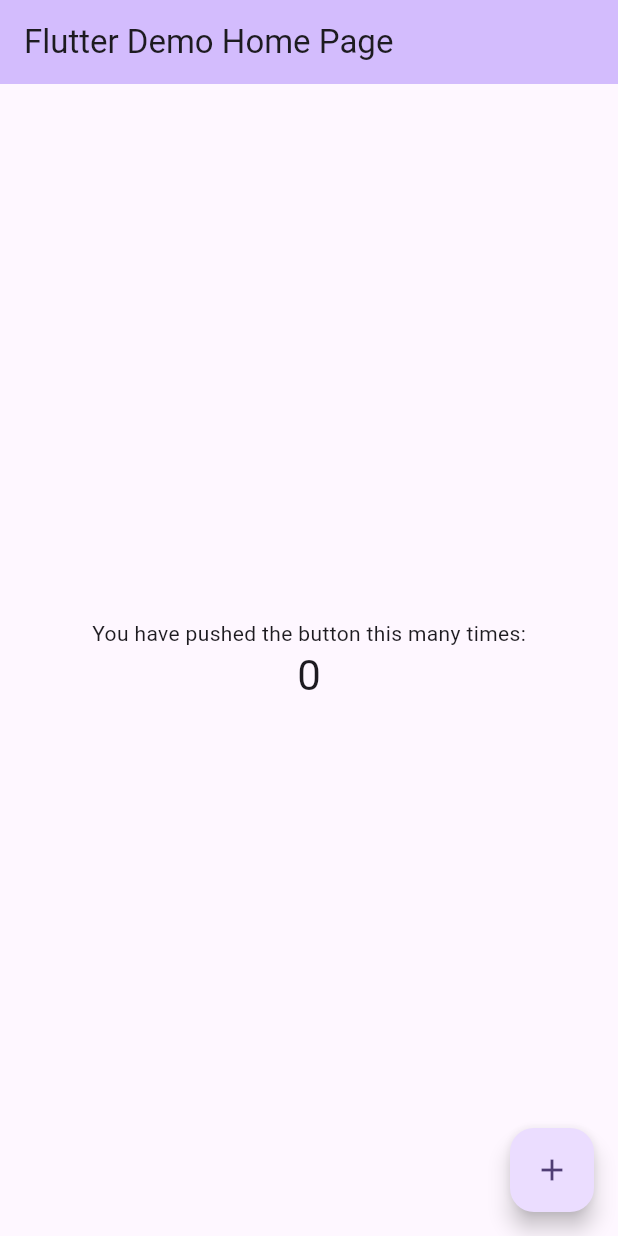
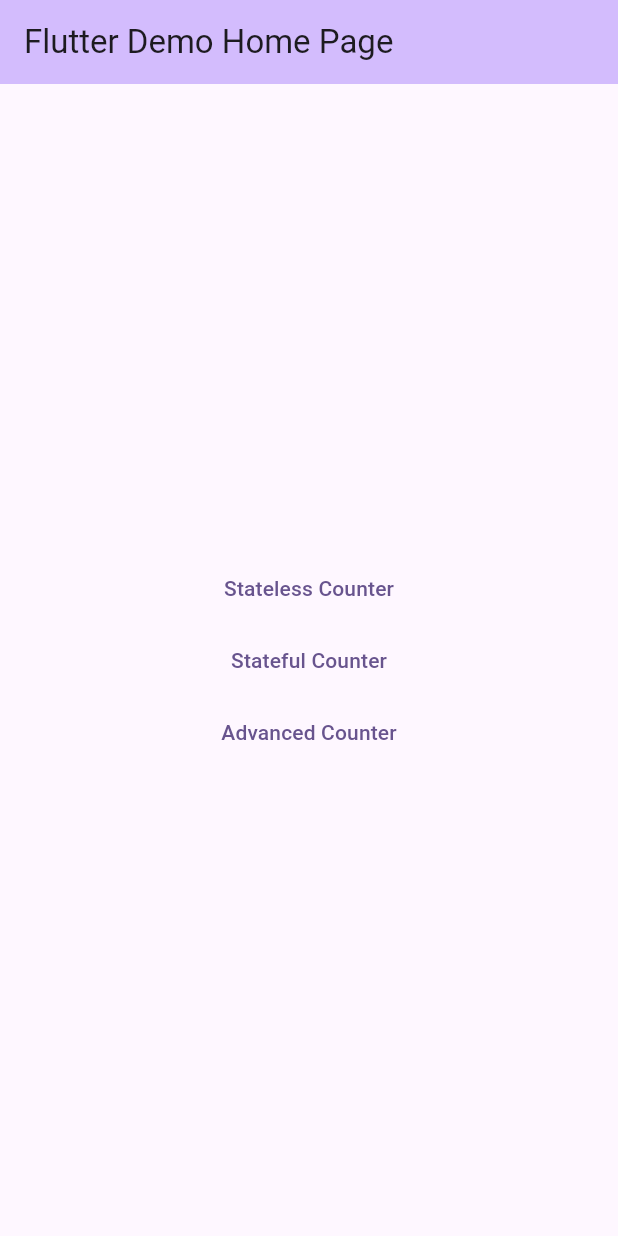
Before and after one commit to yjbanov/tasteful, a Flutter app: the screen it shows after launch, on a phone screen of 412 x 824 dp. Run offline on Flutter 3.47's test engine with Material 3 defaults, Android fonts, the phone set to English and light mode, and no system bars.

Commit message:
add support for State

```diff
--- a/example/lib/main.dart
+++ b/example/lib/main.dart
@@ -1,5 +1,9 @@
 import 'package:flutter/material.dart';
 import 'package:tasteful/tasteful.dart';
+
+import 'counter_advanced.dart';
+import 'counter_stateful.dart';
+import 'counter_stateless.dart';
 
 void main() {
   runApp(const MyApp());
@@ -17,21 +21,31 @@ class MyApp extends StatelessWidget {
         colorScheme: ColorScheme.fromSeed(seedColor: Colors.deepPurple),
         useMaterial3: true,
       ),
-      home: const Counter(title: 'Flutter Demo Home Page'),
+      home: const Demos(title: 'Flutter Demo Home Page'),
     );
   }
 }
 
-class Counter extends TastefulWidget<int> {
-  const Counter({required this.title});
+class Demos extends TastefulWidget<String> {
+  const Demos({required this.title});
 
   final String title;
 
   @override
-  int createInitialState() => 0;
+  String createData() => 'home';
 
   @override
-  Widget build(TastefulBuildContext context) {
+  Widget build(context) {
+    return switch (context.data) {
+      'home' => _buildHome(context),
+      'stateless' => CounterStateless(title: 'Stateless Counter'),
+      'stateful' => CounterStateful(title: 'Stateful Counter'),
+      'advanced' => CounterAdvanced(title: 'Advanced Counter'),
+      _ => throw StateError('This should never happen'),
+    };
+  }
+
+  Widget _buildHome(TastefulBuildContext<String> context) {
     return Scaffold(
       appBar: AppBar(
         backgroundColor: Theme.of(context).colorScheme.inversePrimary,
@@ -41,23 +55,27 @@ class Counter extends TastefulWidget<int> {
         child: Column(
           mainAxisAlignment: MainAxisAlignment.center,
           children: <Widget>[
-            const Text(
-              'You have pushed the button this many times:',
+            TextButton(
+              onPressed: () {
+                context.data = 'stateless';
+              },
+              child: Text('Stateless Counter'),
             ),
-            Text(
-              '${context.state}',
-              style: Theme.of(context).textTheme.headlineMedium,
+            TextButton(
+              onPressed: () {
+                context.data = 'stateful';
+              },
+              child: Text('Stateful Counter'),
+            ),
+            TextButton(
+              onPressed: () {
+                context.data = 'advanced';
+              },
+              child: Text('Advanced Counter'),
             ),
           ],
         ),
       ),
-      floatingActionButton: FloatingActionButton(
-        onPressed: () {
-          context.state++;
-        },
-        tooltip: 'Increment',
-        child: const Icon(Icons.add),
-      ),
     );
   }
 }
```
Also changed, not shown: example/lib/counter_advanced.dart (added, +75 -0 lines), example/lib/counter_stateful.dart (added, +42 -0 lines), example/lib/counter_stateless.dart (added, +37 -0 lines), lib/tasteful.dart (+41 -36 lines), 2 other files.
